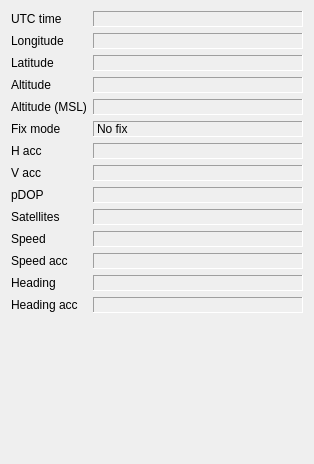
Old version of the form rqt_ublox/resource/UBloxStatus.ui in the repository tilk/ublox.
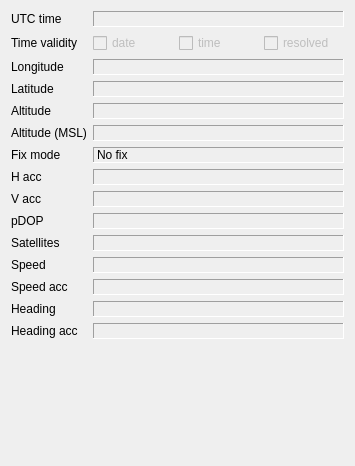
New version of the form.

Diff of the .ui file:
```diff
--- a/rqt_ublox/resource/UBloxStatus.ui
+++ b/rqt_ublox/resource/UBloxStatus.ui
@@ -6,8 +6,8 @@
    <rect>
     <x>0</x>
     <y>0</y>
-    <width>314</width>
-    <height>464</height>
+    <width>355</width>
+    <height>466</height>
    </rect>
   </property>
   <property name="sizePolicy">
@@ -52,14 +52,14 @@
      </property>
     </widget>
    </item>
-   <item row="1" column="0">
+   <item row="2" column="0">
     <widget class="QLabel" name="label">
      <property name="text">
       <string>Longitude</string>
      </property>
     </widget>
    </item>
-   <item row="1" column="1">
+   <item row="2" column="1">
     <widget class="QLabel" name="lon">
      <property name="frameShape">
       <enum>QFrame::Panel</enum>
@@ -84,14 +84,14 @@
      </property>
     </widget>
    </item>
-   <item row="2" column="0">
+   <item row="3" column="0">
     <widget class="QLabel" name="label_2">
      <property name="text">
       <string>Latitude</string>
      </property>
     </widget>
    </item>
-   <item row="2" column="1">
+   <item row="3" column="1">
     <widget class="QLabel" name="lat">
      <property name="frameShape">
       <enum>QFrame::Panel</enum>
@@ -116,14 +116,14 @@
      </property>
     </widget>
    </item>
-   <item row="3" column="0">
+   <item row="4" column="0">
     <widget class="QLabel" name="label_3">
      <property name="text">
       <string>Altitude</string>
      </property>
     </widget>
    </item>
-   <item row="3" column="1">
+   <item row="4" column="1">
     <widget class="QLabel" name="alt">
      <property name="frameShape">
       <enum>QFrame::Panel</enum>
@@ -148,14 +148,14 @@
      </property>
     </widget>
    </item>
-   <item row="4" column="0">
+   <item row="5" column="0">
     <widget class="QLabel" name="label_4">
      <property name="text">
       <string>Altitude (MSL)</string>
      </property>
     </widget>
    </item>
-   <item row="4" column="1">
+   <item row="5" column="1">
     <widget class="QLabel" name="altMSL">
      <property name="frameShape">
       <enum>QFrame::Panel</enum>
@@ -180,14 +180,14 @@
      </property>
     </widget>
    </item>
-   <item row="5" column="0">
+   <item row="6" column="0">
     <widget class="QLabel" name="label_5">
      <property name="text">
       <string>Fix mode</string>
      </property>
     </widget>
    </item>
-   <item row="5" column="1">
+   <item row="6" column="1">
     <widget class="QLabel" name="fixMode">
      <property name="frameShape">
       <enum>QFrame::Panel</enum>
@@ -200,14 +200,14 @@
      </property>
     </widget>
    </item>
-   <item row="6" column="0">
+   <item row="7" column="0">
     <widget class="QLabel" name="label_7">
      <property name="text">
       <string>H acc</string>
      </property>
     </widget>
    </item>
-   <item row="6" column="1">
+   <item row="7" column="1">
     <widget class="QLabel" name="hAcc">
      <property name="frameShape">
       <enum>QFrame::Panel</enum>
@@ -232,14 +232,14 @@
      </property>
     </widget>
    </item>
-   <item row="7" column="0">
+   <item row="8" column="0">
     <widget class="QLabel" name="label_8">
      <property name="text">
       <string>V acc</string>
      </property>
     </widget>
    </item>
-   <item row="7" column="1">
+   <item row="8" column="1">
     <widget class="QLabel" name="vAcc">
      <property name="frameShape">
       <enum>QFrame::Panel</enum>
@@ -264,14 +264,14 @@
      </property>
     </widget>
    </item>
-   <item row="8" column="0">
+   <item row="9" column="0">
     <widget class="QLabel" name="label_9">
      <property name="text">
       <string>pDOP</string>
      </property>
     </widget>
    </item>
-   <item row="8" column="1">
+   <item row="9" column="1">
     <widget class="QLabel" name="pDOP">
      <property name="frameShape">
       <enum>QFrame::Panel</enum>
@@ -296,14 +296,14 @@
      </property>
     </widget>
    </item>
-   <item row="9" column="0">
+   <item row="10" column="0">
     <widget class="QLabel" name="label_10">
      <property name="text">
       <string>Satellites</string>
      </property>
     </widget>
    </item>
-   <item row="9" column="1">
+   <item row="10" column="1">
     <widget class="QLabel" name="sat">
      <property name="frameShape">
       <enum>QFrame::Panel</enum>
@@ -328,14 +328,14 @@
      </property>
     </widget>
    </item>
-   <item row="10" column="0">
+   <item row="11" column="0">
     <widget class="QLabel" name="label_11">
      <property name="text">
       <string>Speed</string>
      </property>
     </widget>
    </item>
-   <item row="10" column="1">
+   <item row="11" column="1">
     <widget class="QLabel" name="spd">
      <property name="frameShape">
       <enum>QFrame::Panel</enum>
@@ -360,14 +360,14 @@
      </property>
     </widget>
    </item>
-   <item row="11" column="0">
+   <item row="12" column="0">
     <widget class="QLabel" name="label_12">
      <property name="text">
       <string>Speed acc</string>
      </property>
     </widget>
    </item>
-   <item row="11" column="1">
+   <item row="12" column="1">
     <widget class="QLabel" name="spdAcc">
      <property name="frameShape">
       <enum>QFrame::Panel</enum>
@@ -392,14 +392,14 @@
      </property>
     </widget>
    </item>
-   <item row="12" column="0">
+   <item row="13" column="0">
     <widget class="QLabel" name="label_13">
      <property name="text">
       <string>Heading</string>
      </property>
     </widget>
    </item>
-   <item row="12" column="1">
+   <item row="13" column="1">
     <widget class="QLabel" name="head">
      <property name="frameShape">
       <enum>QFrame::Panel</enum>
@@ -424,14 +424,14 @@
      </property>
     </widget>
    </item>
-   <item row="13" column="0">
+   <item row="14" column="0">
     <widget class="QLabel" name="label_14">
      <property name="text">
       <string>Heading acc</string>
      </property>
     </widget>
    </item>
-   <item row="13" column="1">
+   <item row="14" column="1">
     <widget class="QLabel" name="headAcc">
      <property name="frameShape">
       <enum>QFrame::Panel</enum>
@@ -456,6 +456,68 @@
      </property>
     </widget>
    </item>
+   <item row="1" column="0">
+    <widget class="QLabel" name="label_6">
+     <property name="text">
+      <string>Time validity</string>
+     </property>
+    </widget>
+   </item>
+   <item row="1" column="1">
+    <layout class="QHBoxLayout" name="horizontalLayout">
+     <item>
+      <widget class="QCheckBox" name="dateValid">
+       <property name="enabled">
+        <bool>false</bool>
+       </property>
+       <property name="acceptDrops">
+        <bool>false</bool>
+       </property>
+       <property name="styleSheet">
+        <string notr="true"/>
+       </property>
+       <property name="text">
+        <string>date</string>
+       </property>
+       <property name="checkable">
+        <bool>true</bool>
+       </property>
+       <property name="checked">
+        <bool>false</bool>
+       </property>
+       <property name="autoRepeat">
+        <bool>false</bool>
+       </property>
+       <property name="autoExclusive">
+        <bool>false</bool>
+       </property>
+       <property name="tristate">
+        <bool>false</bool>
+       </property>
+      </widget>
+     </item>
+     <item>
+      <widget class="QCheckBox" name="timeValid">
+       <property name="enabled">
+        <bool>false</bool>
+       </property>
+       <property name="text">
+        <string>time</string>
+       </property>
+      </widget>
+     </item>
+     <item>
+      <widget class="QCheckBox" name="timeResolved">
+       <property name="enabled">
+        <bool>false</bool>
+       </property>
+       <property name="text">
+        <string>resolved</string>
+       </property>
+      </widget>
+     </item>
+    </layout>
+   </item>
   </layout>
  </widget>
  <resources/>
```
